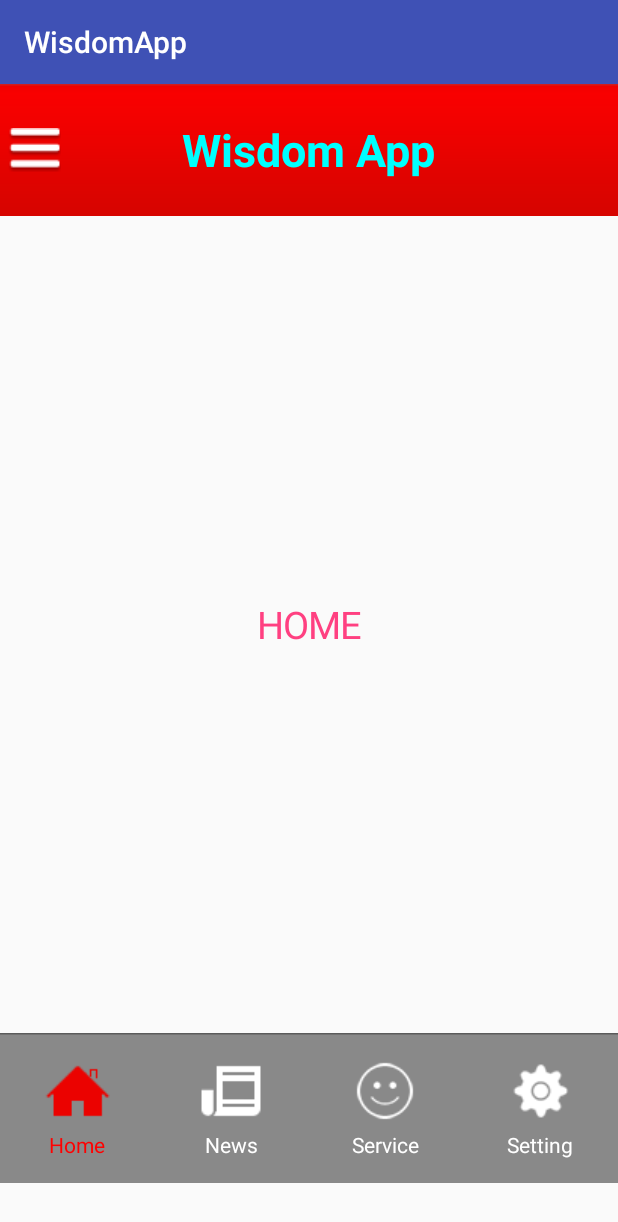
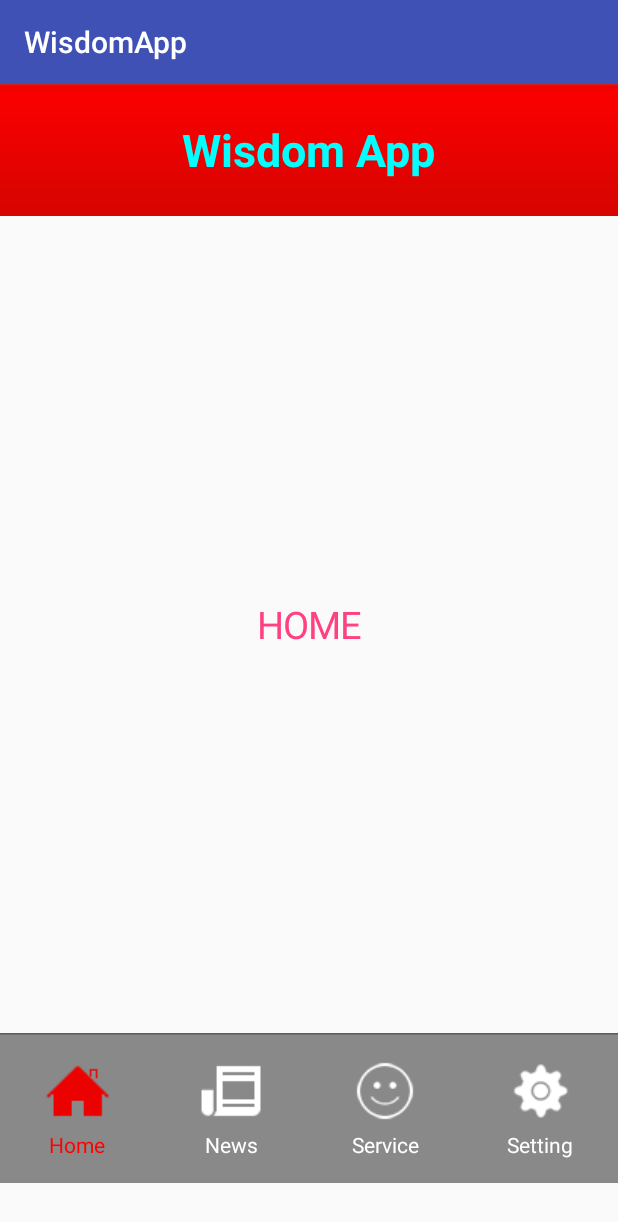
Before and after one commit to EdwinGuo/WisdomApp, an Android app: the fragment ContentFragment shown on its own in the app's theme, on a phone screen of 412 x 824 dp. Shown: the top 1222 px of the screen. Run offline under Robolectric (Android 15) with nearby library versions, the phone set to English and light mode, and no system bars; libraries missing offline, so code that uses them is left out: com.jeremyfeinstein.slidingmenu.

Commit message:
disable sliding menu for home and setting, disable viewpager animation, Implement ViewPager for content_fragment

```diff
--- a/app/src/main/java/guo/edwin/wisdomapp/pager/BasePager.java
+++ b/app/src/main/java/guo/edwin/wisdomapp/pager/BasePager.java
@@ -2,7 +2,11 @@ package guo.edwin.wisdomapp.pager;
 
 import android.app.Activity;
 import android.view.View;
+import android.widget.ImageButton;
 
+import com.jeremyfeinstein.slidingmenu.lib.SlidingMenu;
+
+import guo.edwin.wisdomapp.MainActivity;
 import guo.edwin.wisdomapp.R;
 
 /**
@@ -11,6 +15,7 @@ import guo.edwin.wisdomapp.R;
 public class BasePager {
     public Activity mActivity;
     public View rootView;
+    public ImageButton basePageib;
 
     public BasePager(Activity activity){
         this.mActivity = activity;
@@ -19,6 +24,7 @@ public class BasePager {
 
     public void initView(){
         rootView = View.inflate(mActivity, R.layout.base_pager, null);
+        basePageib = (ImageButton) rootView.findViewById(R.id.BP_Image_Button);
     }
 
     public void initData(){
--- /dev/null
+++ b/app/src/main/java/guo/edwin/wisdomapp/pager/FCViewPager.java
@@ -0,0 +1,24 @@
+package guo.edwin.wisdomapp.pager;
+
+import android.content.Context;
+import android.support.v4.view.ViewPager;
+import android.util.AttributeSet;
+import android.view.MotionEvent;
+
+/**
+ * Created by EdwinGuo on 2016-12-23.
+ */
+public class FCViewPager extends ViewPager {
+    public FCViewPager(Context context, AttributeSet attrs) {
+        super(context, attrs);
+    }
+
+    public FCViewPager(Context context) {
+        super(context);
+    }
+
+    @Override
+    public boolean onTouchEvent(MotionEvent ev) {
+        return false;
+    }
+}
--- a/app/src/main/java/guo/edwin/wisdomapp/pager/HomePager.java
+++ b/app/src/main/java/guo/edwin/wisdomapp/pager/HomePager.java
@@ -7,6 +7,9 @@ import android.view.View;
 import android.widget.FrameLayout;
 import android.widget.TextView;
 
+import com.jeremyfeinstein.slidingmenu.lib.SlidingMenu;
+
+import guo.edwin.wisdomapp.MainActivity;
 import guo.edwin.wisdomapp.R;
 
 /**
@@ -18,6 +21,8 @@ public class HomePager extends BasePager {
     }
 
     public void updateContents() {
+        System.out.println("LOADING HOME PAGER.....");
+        basePageib.setVisibility(View.INVISIBLE);
         FrameLayout fl = (FrameLayout) super.rootView.findViewById(R.id.base_pager_fl);
         TextView view = new TextView(super.mActivity);
         view.setText("HOME");
--- a/app/src/main/java/guo/edwin/wisdomapp/pager/NewsPager.java
+++ b/app/src/main/java/guo/edwin/wisdomapp/pager/NewsPager.java
@@ -16,6 +16,7 @@ public class NewsPager extends BasePager {
     }
 
     public void updateContents() {
+        System.out.println("LOADING NEWS PAGER.....");
         FrameLayout fl = (FrameLayout) super.rootView.findViewById(R.id.base_pager_fl);
         TextView view = new TextView(super.mActivity);
         view.setText("NEWS");
--- a/app/src/main/java/guo/edwin/wisdomapp/pager/ServicePager.java
+++ b/app/src/main/java/guo/edwin/wisdomapp/pager/ServicePager.java
@@ -16,6 +16,7 @@ public class ServicePager extends BasePager {
     }
 
     public void updateContents() {
+        System.out.println("LOADING UPDATE PAGER.....");
         FrameLayout fl = (FrameLayout) super.rootView.findViewById(R.id.base_pager_fl);
         TextView view = new TextView(super.mActivity);
         view.setText("SERVICES");
--- a/app/src/main/java/guo/edwin/wisdomapp/pager/SettingPager.java
+++ b/app/src/main/java/guo/edwin/wisdomapp/pager/SettingPager.java
@@ -2,6 +2,7 @@ package guo.edwin.wisdomapp.pager;
 
 import android.app.Activity;
 import android.view.Gravity;
+import android.view.View;
 import android.widget.FrameLayout;
 import android.widget.TextView;
 
@@ -16,6 +17,8 @@ public class SettingPager extends BasePager {
     }
 
     public void updateContents() {
+        System.out.println("LOADING SETTING PAGER.....");
+        basePageib.setVisibility(View.INVISIBLE);
         FrameLayout fl = (FrameLayout) super.rootView.findViewById(R.id.base_pager_fl);
         TextView view = new TextView(super.mActivity);
         view.setText("SETTINGS");
--- a/app/src/main/res/layout/base_pager.xml
+++ b/app/src/main/res/layout/base_pager.xml
@@ -12,6 +12,7 @@
       android:background="@drawable/title_red_bg">
 
       <ImageButton
+          android:id="@+id/BP_Image_Button"
           android:layout_width="wrap_content"
           android:layout_height="wrap_content"
           android:background="@drawable/img_menu"
--- a/app/src/main/res/layout/fragment_content.xml
+++ b/app/src/main/res/layout/fragment_content.xml
@@ -3,7 +3,7 @@
     android:layout_height="match_parent"
     android:orientation="vertical">
 
-    <android.support.v4.view.ViewPager
+    <guo.edwin.wisdomapp.pager.FCViewPager
         android:id="@+id/cf_vp"
         android:layout_width="match_parent"
         android:layout_height="0dp"
```
Also changed, not shown: app/src/main/java/guo/edwin/wisdomapp/fragment/ContentFragment.java (+29 -1 lines).
